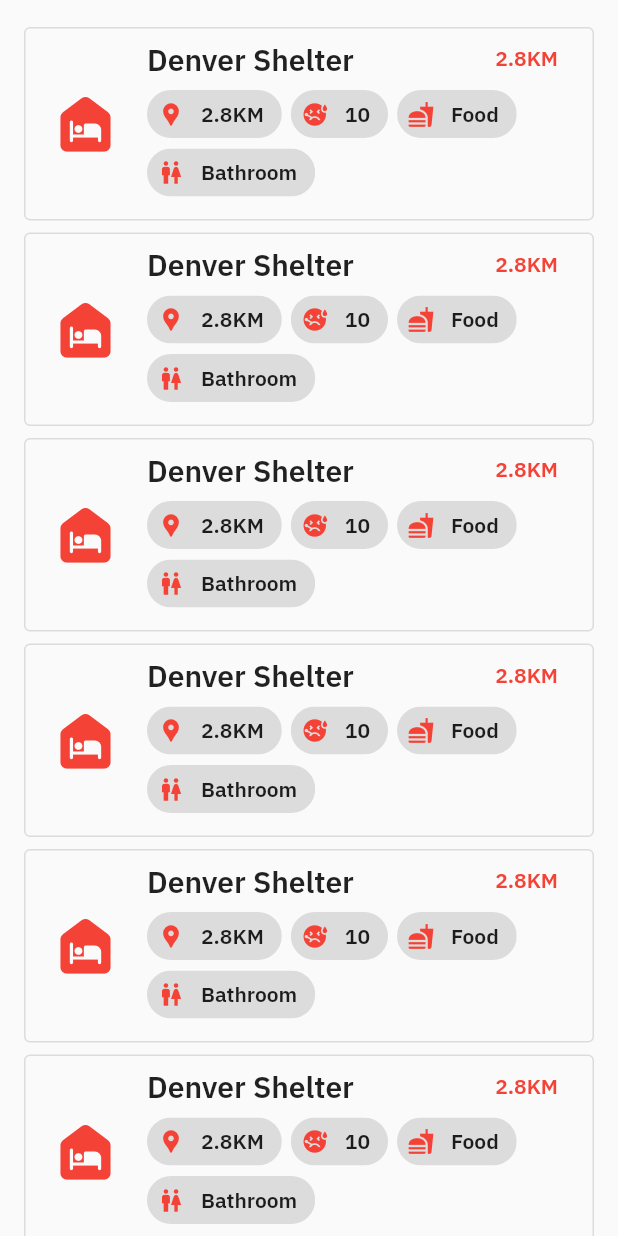
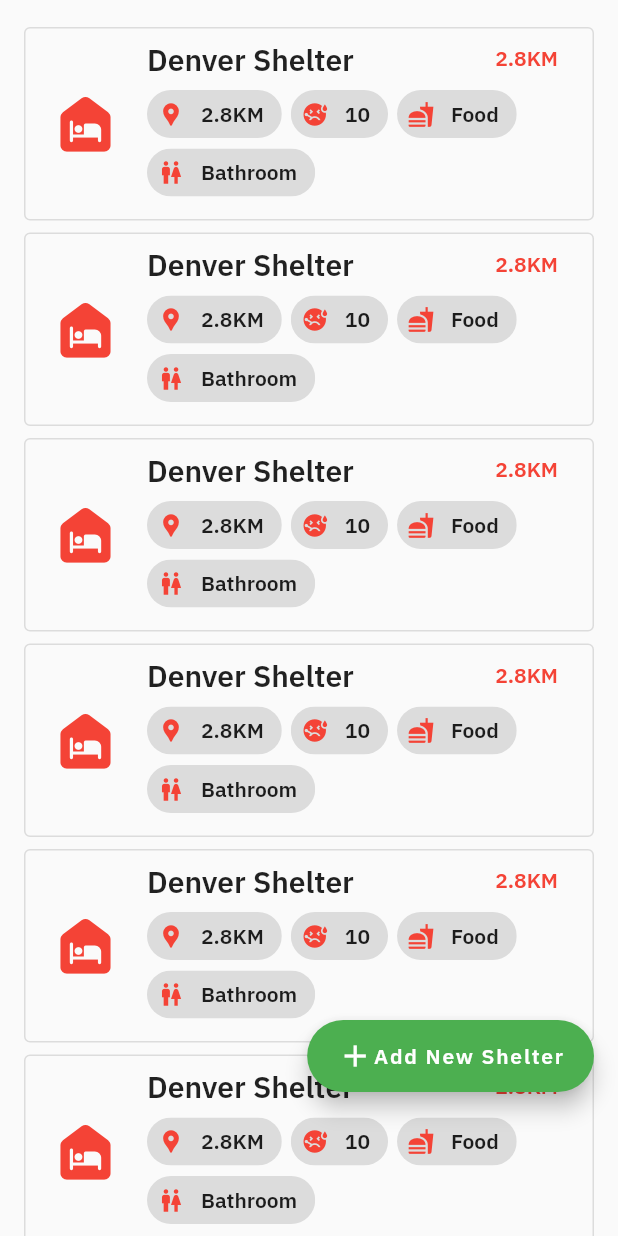
Before and after one commit to abadisurio/hasheard-android, a Flutter app: the MyShelterList screen opened directly, on a phone screen of 412 x 824 dp. Run offline on Flutter 3.47's test engine with Material 2 defaults, Android fonts, the phone set to English and light mode, and no system bars; our stand-ins replace connectivity_plus, firebase_auth, firebase_core, google_maps_flutter, google_sign_in, location and 2 more; accounts and stored records are empty.

Commit message:
hasheard: implement add shelter button

```diff
--- a/lib/page/my_shelter_list.dart
+++ b/lib/page/my_shelter_list.dart
@@ -9,9 +9,24 @@ class MyShelterList extends StatefulWidget {
 }
 
 class _MyShelterListState extends State<MyShelterList> {
+  Widget floatingActionButton() {
+    return Padding(
+      padding: const EdgeInsets.only(bottom: 80.0),
+      child: FloatingActionButton.extended(
+        onPressed: () {
+          // Add your onPressed code here!
+        },
+        label: Row(children: [Icon(Icons.add), Text("Add New Shelter")]),
+        backgroundColor: Colors.green,
+      ),
+    );
+  }
+
   @override
   Widget build(BuildContext context) {
-    return ListView.builder(
+    return Scaffold(
+      floatingActionButton: floatingActionButton(),
+      body: ListView.builder(
         padding: const EdgeInsets.only(
             left: 16.0, right: 16.0, bottom: 88.0, top: 18.0),
         itemCount: 10,
@@ -19,6 +34,7 @@ class _MyShelterListState extends State<MyShelterList> {
           padding: EdgeInsets.only(bottom: 8.0),
           child: ShelterItemDetailed(),
         ),
+      ),
     );
   }
 }
```
Lines whose indentation alone changed are shown as unchanged.
